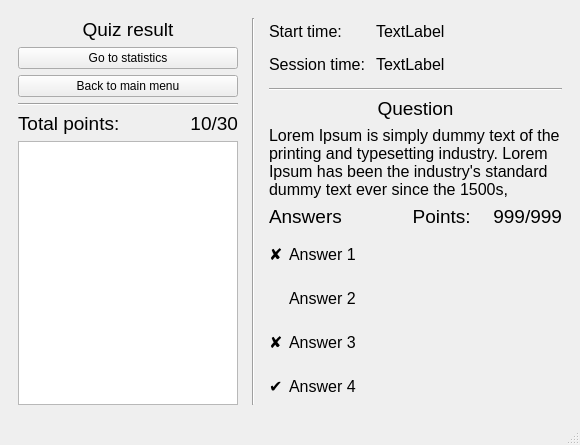
Old version of the form mainwindow.ui in the repository bscisel/WUT_Object-oriented_programming.
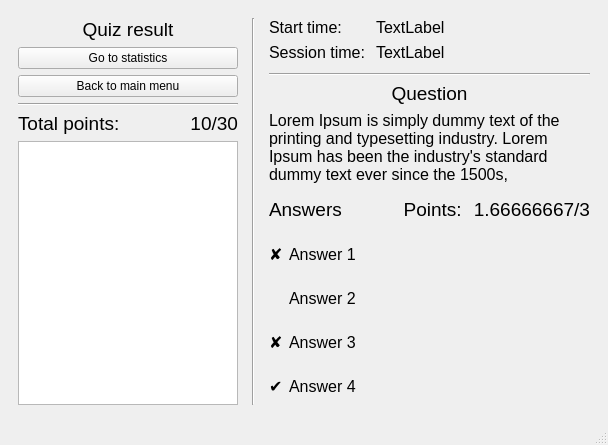
New version of the form. The open tabs and pages were chosen to show the change.

What changed in the file:
```diff
--- a/mainwindow.ui
+++ b/mainwindow.ui
@@ -6,7 +6,7 @@
    <rect>
     <x>0</x>
     <y>0</y>
-    <width>580</width>
+    <width>608</width>
     <height>445</height>
    </rect>
   </property>
@@ -830,7 +830,7 @@
               <item>
                <widget class="QLabel" name="label_6">
                 <property name="sizePolicy">
-                 <sizepolicy hsizetype="Preferred" vsizetype="Maximum">
+                 <sizepolicy hsizetype="Preferred" vsizetype="Preferred">
                   <horstretch>0</horstretch>
                   <verstretch>0</verstretch>
                  </sizepolicy>
@@ -851,7 +851,7 @@
               <item>
                <widget class="QLabel" name="label_3">
                 <property name="sizePolicy">
-                 <sizepolicy hsizetype="Preferred" vsizetype="Maximum">
+                 <sizepolicy hsizetype="Preferred" vsizetype="Preferred">
                   <horstretch>0</horstretch>
                   <verstretch>0</verstretch>
                  </sizepolicy>
@@ -872,14 +872,14 @@
               <item>
                <widget class="QLabel" name="answerPointsLabel">
                 <property name="sizePolicy">
-                 <sizepolicy hsizetype="Preferred" vsizetype="Maximum">
+                 <sizepolicy hsizetype="Preferred" vsizetype="Preferred">
                   <horstretch>0</horstretch>
                   <verstretch>0</verstretch>
                  </sizepolicy>
                 </property>
                 <property name="maximumSize">
                  <size>
-                  <width>80</width>
+                  <width>16777215</width>
                   <height>16777215</height>
                  </size>
                 </property>
@@ -889,7 +889,7 @@
                  </font>
                 </property>
                 <property name="text">
-                 <string>999/999</string>
+                 <string>1.66666667/3</string>
                 </property>
                 <property name="alignment">
                  <set>Qt::AlignRight|Qt::AlignTrailing|Qt::AlignVCenter</set>
```
Left out of the diff: 2 changed lines with no effect on the pictures.
